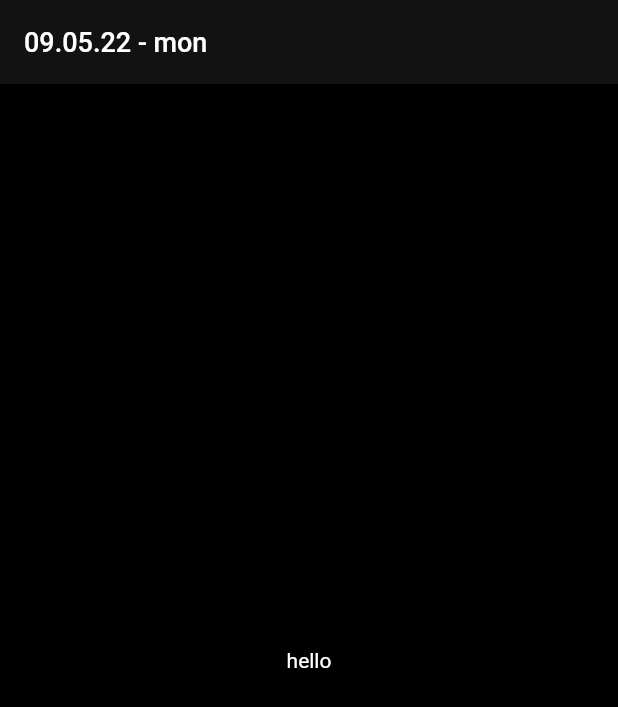
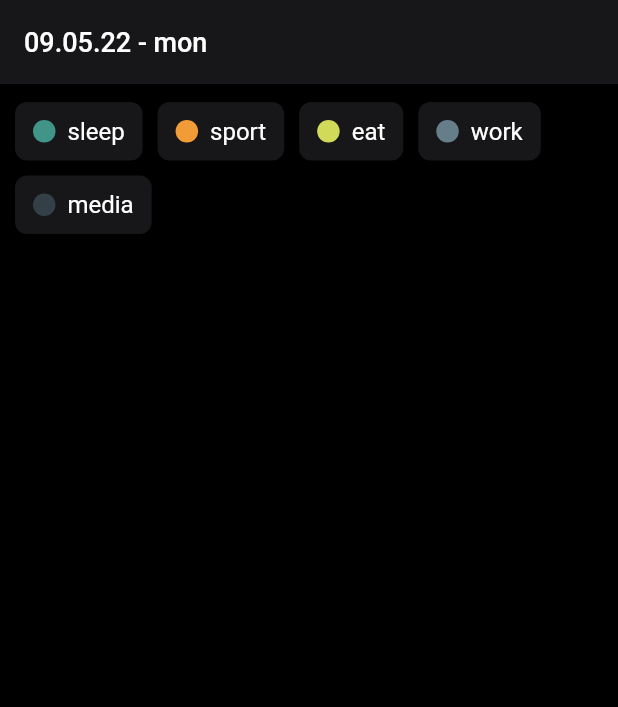
Before and after one commit to AndGreen/smuzy-flutter, a Flutter app: the screen it shows after launch, on a phone screen of 412 x 824 dp. Shown: the top 707 px of the screen. Run offline on Flutter 3.47's test engine with Material 2 defaults, Android fonts, the phone set to English and light mode, and no system bars; our stand-ins replace get.

Commit message:
Routines list

```diff
--- /dev/null
+++ b/lib/common/models/routine.dart
@@ -0,0 +1,22 @@
+import 'package:flutter/material.dart';
+import 'package:smuzy_flutter/common/theme/colors.dart';
+import 'package:uuid/uuid.dart';
+
+class Routine {
+  final String id = const Uuid().v4();
+  final Color color;
+  final String title;
+
+  Routine({
+    required this.color,
+    required this.title,
+  });
+}
+
+var defaultRoutines = [
+  Routine(title: 'sleep', color: AppColors.defaultRoutinesColors['teal']!),
+  Routine(title: 'sport', color: AppColors.defaultRoutinesColors['orange']!),
+  Routine(title: 'eat', color: AppColors.defaultRoutinesColors['lightGreen']!),
+  Routine(title: 'work', color: AppColors.defaultRoutinesColors['blueGray']!),
+  Routine(title: 'media', color: AppColors.defaultRoutinesColors['black']!)
+];
--- /dev/null
+++ b/lib/common/theme/colors.dart
@@ -0,0 +1,25 @@
+import 'package:flutter/material.dart';
+
+abstract class AppColors {
+  static const grayDark = Color(0xff121212);
+  static const gray = Color(0xff171719);
+
+  static var defaultRoutinesColors = {
+    "red": const Color(0xffe25241),
+    "pink": const Color(0xffd73965),
+    "purple": const Color(0xff9037aa),
+    "deepPurple": const Color(0xff6041b1),
+    "indigo": const Color(0xff4154af),
+    "blue": const Color(0xff4696ec),
+    "cyan": const Color(0xff53bad1),
+    "teal": const Color(0xff419488),
+    "green": const Color(0xff67ac5c),
+    "lightGreen": const Color(0xffd1da59),
+    "yellow": const Color(0xfffdea60),
+    "orange": const Color(0xfff29c38),
+    "brown": const Color(0xff74564a),
+    "gray": const Color(0xff9e9e9e),
+    "blueGray": const Color(0xff667d8a),
+    "black": const Color(0xff344047),
+  };
+}
--- /dev/null
+++ b/lib/common/theme/fonts.dart
@@ -0,0 +1,6 @@
+import 'package:flutter/material.dart';
+
+abstract class AppFonts {
+  static const text = TextStyle(fontSize: 16, color: Colors.white);
+  static const title = TextStyle(fontSize: 18, color: Colors.white);
+}
--- a/lib/main.dart
+++ b/lib/main.dart
@@ -1,6 +1,6 @@
 import 'package:flutter/material.dart';
-import 'package:smuzy_flutter/modules/main/app.dart';
+import 'package:smuzy_flutter/modules/app/app.dart';
 
 void main() {
-  runApp(const MyApp());
+  runApp(const App());
 }
--- /dev/null
+++ b/lib/modules/app/app.dart
@@ -0,0 +1,21 @@
+import 'package:flutter/material.dart';
+import 'package:get/route_manager.dart';
+import 'package:smuzy_flutter/common/theme/colors.dart';
+import 'package:smuzy_flutter/modules/days/day_screen.dart';
+
+class App extends StatelessWidget {
+  const App({super.key});
+
+  @override
+  Widget build(BuildContext context) {
+    return GetMaterialApp(
+        debugShowCheckedModeBanner: false,
+        theme: ThemeData.dark().copyWith(
+            appBarTheme: const AppBarTheme(color: AppColors.gray),
+            scaffoldBackgroundColor: Colors.black),
+        initialRoute: '/',
+        getPages: [
+          GetPage(name: '/', page: () => DayScreen()),
+        ]);
+  }
+}
--- /dev/null
+++ b/lib/modules/app/app_conroller.dart
@@ -0,0 +1,6 @@
+import 'package:get/get.dart';
+import 'package:smuzy_flutter/common/models/routine.dart';
+
+class AppController extends GetxController {
+  var routines = defaultRoutines.obs;
+}
--- /dev/null
+++ b/lib/modules/days/day_screen.dart
@@ -0,0 +1,24 @@
+import 'package:flutter/material.dart';
+import 'package:get/get.dart';
+import 'package:smuzy_flutter/common/theme/fonts.dart';
+import 'package:smuzy_flutter/common/utils/dates.dart';
+import 'package:smuzy_flutter/modules/app/app_conroller.dart';
+import 'package:smuzy_flutter/modules/routines/routines_list.dart';
+
+class DayScreen extends StatelessWidget {
+  DayScreen({super.key}) {
+    Get.put(AppController());
+  }
+
+  @override
+  Widget build(BuildContext context) {
+    return Scaffold(
+      appBar: AppBar(
+        title: Text(getCurrentFormattedDay(), style: AppFonts.title),
+      ),
+      body: Column(
+        children: const [RoutinesList()],
+      ),
+    );
+  }
+}
--- a/lib/modules/main/app.dart
+++ /dev/null
@@ -1,19 +0,0 @@
-import 'package:flutter/material.dart';
-import 'package:get/route_manager.dart';
-import 'package:smuzy_flutter/modules/main/screens/home_screen.dart';
-
-class MyApp extends StatelessWidget {
-  const MyApp({super.key});
-
-  @override
-  Widget build(BuildContext context) {
-    return GetMaterialApp(
-      title: 'Smuzy',
-      debugShowCheckedModeBanner: false,
-      theme: ThemeData.dark().copyWith(
-          appBarTheme: const AppBarTheme(color: Color(0xff121212)),
-          scaffoldBackgroundColor: Colors.black),
-      home: HomeScreen(),
-    );
-  }
-}
--- a/lib/modules/main/main_controller.dart
+++ /dev/null
@@ -1,3 +0,0 @@
-import 'package:get/get.dart';
-
-class MainController extends GetxController {}
--- a/lib/modules/main/screens/home_screen.dart
+++ /dev/null
@@ -1,28 +0,0 @@
-import 'package:flutter/material.dart';
-import 'package:get/get.dart';
-import 'package:smuzy_flutter/common/utils/dates.dart';
-import 'package:smuzy_flutter/modules/main/main_controller.dart';
-
-class HomeScreen extends StatelessWidget {
-  HomeScreen({super.key}) {
-    Get.put(MainController());
-  }
-
-  @override
-  Widget build(BuildContext context) {
-    return Scaffold(
-      appBar: AppBar(
-        title: Text(getCurrentFormattedDay(),
-            style: const TextStyle(fontSize: 18)),
-      ),
-      body: Center(
-        child: Column(
-          mainAxisAlignment: MainAxisAlignment.center,
-          children: const [
-            Text('hello'),
-          ],
-        ),
-      ),
-    );
-  }
-}
--- /dev/null
+++ b/lib/modules/routines/routine_button.dart
@@ -0,0 +1,43 @@
+// ignore_for_file: public_member_api_docs, sort_constructors_first
+import 'package:flutter/material.dart';
+import 'package:smuzy_flutter/common/theme/colors.dart';
+import 'package:smuzy_flutter/common/theme/fonts.dart';
+
+class RoutineButton extends StatelessWidget {
+  const RoutineButton({
+    Key? key,
+    required this.color,
+    required this.title,
+  }) : super(key: key);
+
+  final Color color;
+  final String title;
+
+  @override
+  Widget build(BuildContext context) {
+    return Container(
+        decoration: BoxDecoration(
+            color: AppColors.gray, borderRadius: BorderRadius.circular(8)),
+        child: Padding(
+          padding: const EdgeInsets.symmetric(horizontal: 12, vertical: 10),
+          child: Row(
+            mainAxisSize: MainAxisSize.min,
+            children: [
+              Padding(
+                padding: const EdgeInsets.only(right: 8.0),
+                child: Container(
+                  width: 15,
+                  height: 15,
+                  decoration: BoxDecoration(
+                      color: color, borderRadius: BorderRadius.circular(10)),
+                ),
+              ),
+              Text(
+                title,
+                style: AppFonts.text,
+              )
+            ],
+          ),
+        ));
+  }
+}
--- /dev/null
+++ b/lib/modules/routines/routines_list.dart
@@ -0,0 +1,21 @@
+import 'package:flutter/material.dart';
+import 'package:get/get.dart';
+import 'package:smuzy_flutter/modules/app/app_conroller.dart';
+import 'package:smuzy_flutter/modules/routines/routine_button.dart';
+
+class RoutinesList extends StatelessWidget {
+  const RoutinesList({Key? key}) : super(key: key);
+
+  @override
+  Widget build(BuildContext context) {
+    AppController c = Get.find();
+    return Obx(() => Padding(
+          padding: const EdgeInsets.symmetric(vertical: 12, horizontal: 10),
+          child: Wrap(spacing: 10, runSpacing: 10, children: [
+            ...c.routines.map(
+              (e) => RoutineButton(color: e.color, title: e.title),
+            )
+          ]),
+        ));
+  }
+}
--- a/pubspec.yaml
+++ b/pubspec.yaml
@@ -34,6 +34,7 @@ dependencies:
     sdk: flutter
   get: ^4.6.5
   intl: ^0.17.0
+  uuid: ^3.0.6
 
 dev_dependencies:
   flutter_lints: ^2.0.0
```
Also changed, not shown: pubspec.lock.
